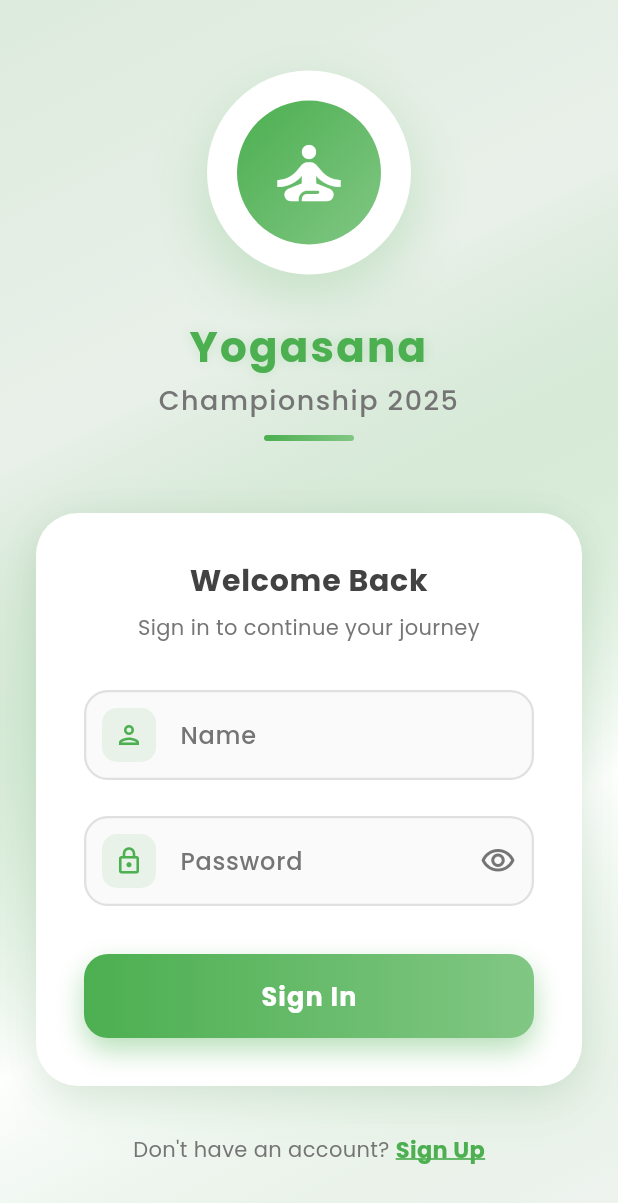
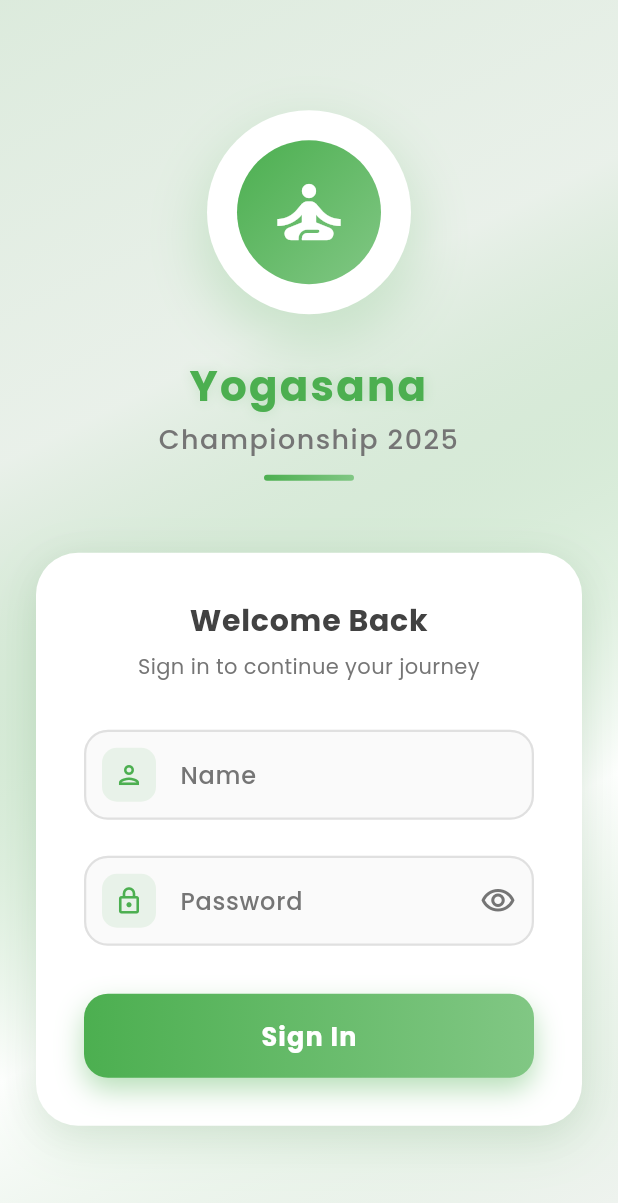
Before and after one commit to glaumtech/yoga-app-frontend, a Flutter app: the LoginScreen screen opened by its route, on a phone screen of 412 x 824 dp. Shown: the top 1203 px of the screen. Run offline on Flutter 3.47's test engine with Material 3 defaults, Android fonts, the phone set to English and light mode, and no system bars; our stand-ins replace cached_network_image, carousel_slider, get, get_storage, go_router, google_fonts and 1 more; missing offline and left inert: dart:html; accounts and stored records are empty; network calls fail.

Commit message:
Remove unused sign-up link and related UI components from the login screen, streamlining the authentication interface for improved user experience.

```diff
--- a/lib/presentation/screens/auth/login_screen.dart
+++ b/lib/presentation/screens/auth/login_screen.dart
@@ -1,10 +1,8 @@
 import 'package:flutter/material.dart';
 import 'package:get/get.dart';
-import 'package:go_router/go_router.dart';
 import '../../controllers/auth_controller.dart';
 // import '../../controllers/competition_controller.dart';
 import '../../../core/theme/app_theme.dart';
-import '../../../routes/app_routes.dart';
 
 class LoginScreen extends StatelessWidget {
   const LoginScreen({super.key});
@@ -554,35 +552,6 @@ class LoginScreen extends StatelessWidget {
                           ),
                         ),
                       ),
-                      const SizedBox(height: 32),
-
-                      // Sign Up Link
-                      Row(
-                        mainAxisAlignment: MainAxisAlignment.center,
-                        children: [
-                          Text(
-                            'Don\'t have an account? ',
-                            style: Theme.of(context).textTheme.bodyMedium
-                                ?.copyWith(color: Colors.grey[600]),
-                          ),
-                          GestureDetector(
-                            onTap: () {
-                              context.push(AppRoutes.signUp);
-                            },
-                            child: Text(
-                              'Sign Up',
-                              style: TextStyle(
-                                color: AppTheme.primaryColor,
-                                fontWeight: FontWeight.bold,
-                                fontSize: 15,
-                                decoration: TextDecoration.underline,
-                                decorationColor: AppTheme.primaryColor,
-                                decorationThickness: 1.5,
-                              ),
-                            ),
-                          ),
-                        ],
-                      ),
                     ],
                   ),
                 ),
```
